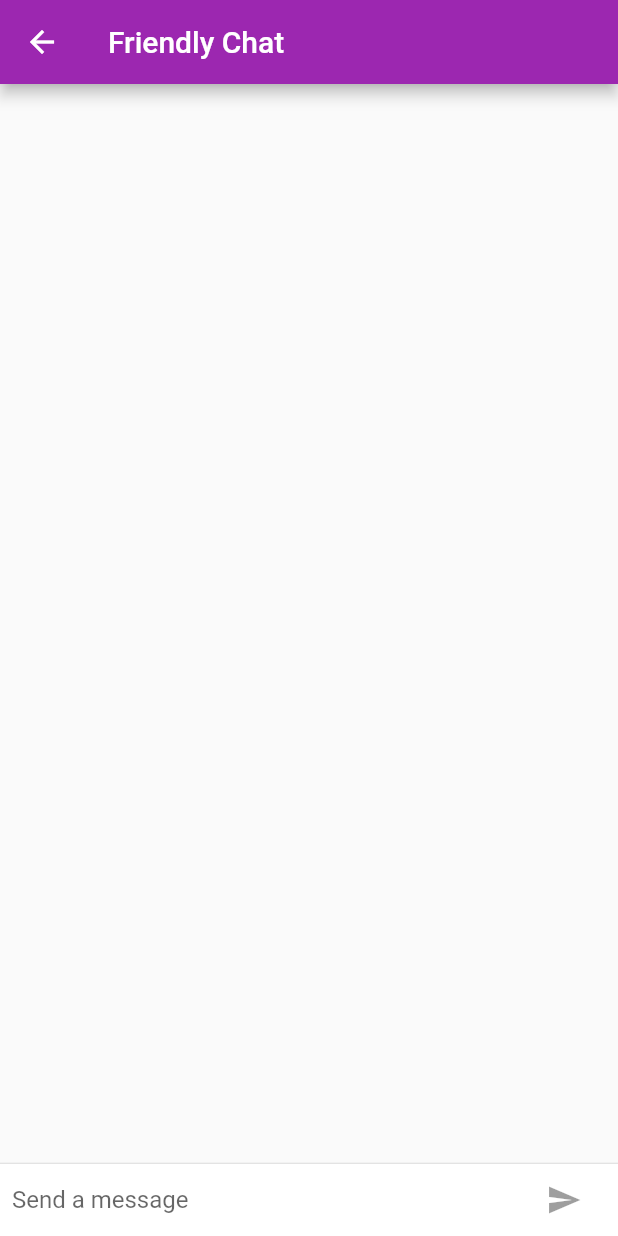
After one commit to shohiebsense/Flutter_BasicLayoutAndNavigation-s-, a Flutter app: the ChatStateWidget screen opened directly, on a phone screen of 412 x 824 dp. The commit adds this screen. Run offline on Flutter 3.47's test engine with Material 2 defaults, Android fonts, the phone set to English and light mode, and no system bars.

Commit message:
adding Chat layout and theme

```diff
--- /dev/null
+++ b/lib/chat_layout/chat_screen_state.dart
@@ -0,0 +1,128 @@
+import 'package:flutter/cupertino.dart';
+import 'package:flutter/material.dart';
+import 'package:flutter_layouts/chat_layout/chat_message_widget.dart';
+import 'package:flutter_layouts/chat_layout/chat_state_widget.dart';
+
+class ChatScreenState extends State<ChatStateWidget>
+    with TickerProviderStateMixin {
+  final TextEditingController _textController = TextEditingController();
+  final List<ChatMessageWidget> _messages = <ChatMessageWidget>[];
+  bool _isComposing = false;
+  bool _isIos = false;
+
+  @override
+  Widget build(BuildContext context) {
+    // TODO: implement build
+    _isIos = Theme.of(context).platform == TargetPlatform.iOS;
+    return Scaffold(
+      appBar: AppBar(
+        title: Text("Friendly Chat"),
+        elevation: _isIos ? 0.0 : 4.0,
+      ),
+      body: getBody(),
+    );
+  }
+
+  Widget getBody() {
+    return Container(
+      child: new Column(
+        children: <Widget>[
+          new Flexible(
+            child: ListView.builder(
+              padding: EdgeInsets.all(8.0),
+              reverse: true,
+              itemBuilder: (_, int index) => _messages[index],
+              itemCount: _messages.length,
+            ),
+          ),
+          Divider(
+            height: 1.0,
+          ),
+          Container(
+            decoration: BoxDecoration(color: Theme.of(context).cardColor),
+            child: _buildTextComposer(),
+          ),
+        ],
+      ),
+        decoration: Theme.of(context).platform == TargetPlatform.iOS //new
+            ? new BoxDecoration(                                     //new
+          border: new Border(                                  //new
+            top: new BorderSide(color: Colors.grey[200]),      //new
+          ),                                                   //new
+        )                                                      //new
+            : null,                                                 //modified
+    );
+  }
+
+  void _handleSubmitted(String text) {
+    _textController.clear();
+    setState(() {
+      _isComposing = false;
+    });
+    if (text.isEmpty) return;
+    ChatMessageWidget message = new ChatMessageWidget(
+      text: text,
+      animationController: AnimationController(
+        duration: Duration(milliseconds: 500),
+        vsync: this,
+      ),
+    );
+    setState(() {
+      _messages.insert(0, message);
+    });
+    message.animationController.forward();
+  }
+
+  Widget _buildTextComposer() {
+    return new IconTheme(
+        data: IconThemeData(color: Theme.of(context).accentColor),
+        child: _getContainer());
+  }
+
+  StatelessWidget _getContainer() {
+    return Container(
+      margin: const EdgeInsets.symmetric(horizontal: 8.0),
+      child: Row(
+        children: <Widget>[
+          Flexible(
+            child: TextField(
+              controller: _textController,
+              onChanged: (String text) {
+                setState(() {
+                  _isComposing = text.isNotEmpty;
+                });
+              },
+              onSubmitted: _handleSubmitted,
+              decoration:
+                  new InputDecoration.collapsed(hintText: "Send a message"),
+            ),
+          ),
+          Container(
+            margin: EdgeInsets.symmetric(horizontal: 4.0),
+            child: _isIos
+                ? CupertinoButton(
+                    child: new Text("Send"),
+                    onPressed: _isComposing
+                        ? () => _handleSubmitted(_textController.text)
+                        : null,
+                  )
+                : IconButton(
+                    icon: Icon(Icons.send),
+                    onPressed: _isComposing
+                        ? () => _handleSubmitted(_textController.text)
+                        : null,
+                  ),
+          ),
+        ],
+      ),
+    );
+  }
+
+  @override
+  void dispose() {
+    for (ChatMessageWidget message in _messages) {
+      message.animationController.dispose();
+    }
+    super.dispose();
+  }
+}
--- /dev/null
+++ b/lib/chat_layout/chat_state_widget.dart
@@ -0,0 +1,13 @@
+import 'package:flutter/material.dart';
+import 'package:flutter_layouts/chat_layout/chat_screen_state.dart';
+
+class ChatStateWidget extends StatefulWidget {
+
+  @override
+  State<StatefulWidget> createState() {
+    // TODO: implement createState
+    return new ChatScreenState();
+  }
+
+
+}
--- /dev/null
+++ b/lib/chat_layout/theme_data.dart
@@ -0,0 +1,13 @@
+import 'package:flutter/foundation.dart';
+import 'package:flutter/material.dart';
+
+final ThemeData kIOSTheme = ThemeData(
+  primarySwatch: Colors.orange,
+  primaryColor: Colors.grey[100],
+  primaryColorBrightness: Brightness.light
+);
+
+final ThemeData kDefaultTheme = ThemeData(
+  primarySwatch: Colors.purple,
+  accentColor: Colors.orangeAccent[400]
+);
```
Also changed, not shown: lib/chat_layout/chat_message_widget.dart (added, +50 -0 lines), lib/main.dart (+5 -13 lines), lib/main_layout_item_state.dart (+7 -0 lines).
